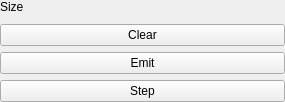
Above: applications/ParticlesEditor/src/SceneTab/ParticleFieldWidget.ui from AluminiumRat/mtt before the change. Below: the same form after it.
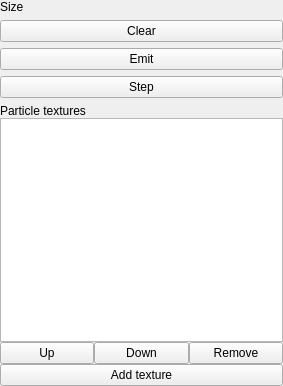
That is the form after the change.

Commit message: particle textures were added to ParticleField

Patch:
```diff
--- a/applications/ParticlesEditor/src/SceneTab/ParticleFieldWidget.ui
+++ b/applications/ParticlesEditor/src/SceneTab/ParticleFieldWidget.ui
@@ -6,8 +6,8 @@
    <rect>
     <x>0</x>
     <y>0</y>
-    <width>285</width>
-    <height>102</height>
+    <width>283</width>
+    <height>386</height>
    </rect>
   </property>
   <property name="windowTitle">
@@ -70,6 +70,64 @@
      </property>
     </widget>
    </item>
+   <item>
+    <layout class="QVBoxLayout" name="verticalLayout_2">
+     <property name="spacing">
+      <number>0</number>
+     </property>
+     <property name="bottomMargin">
+      <number>0</number>
+     </property>
+     <item>
+      <widget class="QLabel" name="texturesLabel">
+       <property name="text">
+        <string>Particle textures</string>
+       </property>
+      </widget>
+     </item>
+     <item>
+      <widget class="QListWidget" name="texturesList"/>
+     </item>
+     <item>
+      <layout class="QHBoxLayout" name="horizontalLayout">
+       <property name="spacing">
+        <number>0</number>
+       </property>
+       <property name="bottomMargin">
+        <number>0</number>
+       </property>
+       <item>
+        <widget class="QPushButton" name="textureUpButton">
+         <property name="text">
+          <string>Up</string>
+         </property>
+        </widget>
+       </item>
+       <item>
+        <widget class="QPushButton" name="textureDownButton">
+         <property name="text">
+          <string>Down</string>
+         </property>
+        </widget>
+       </item>
+       <item>
+        <widget class="QPushButton" name="textureRemoveButton">
+         <property name="text">
+          <string>Remove</string>
+         </property>
+        </widget>
+       </item>
+      </layout>
+     </item>
+     <item>
+      <widget class="QPushButton" name="addTextureButton">
+       <property name="text">
+        <string>Add texture</string>
+       </property>
+      </widget>
+     </item>
+    </layout>
+   </item>
   </layout>
  </widget>
  <resources/>
```
The commit also changes 14 other files.
